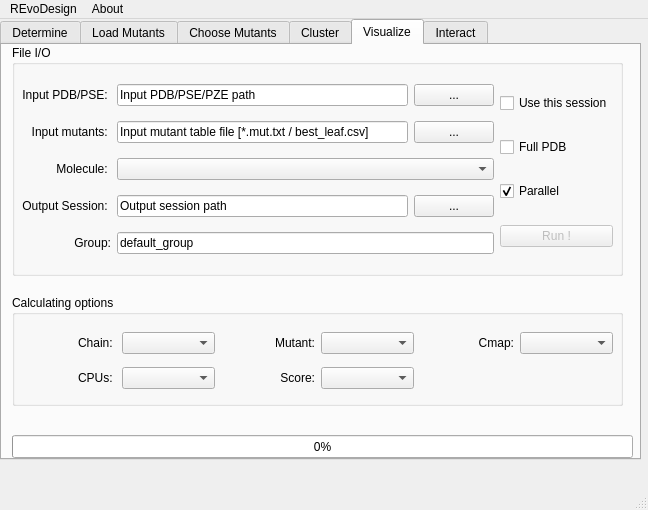
Before: the Qt Designer form REvoDesign/UI/REvoDesign-PyMOL.ui in YaoYinYing/REvoDesign, drawn with Qt 5.
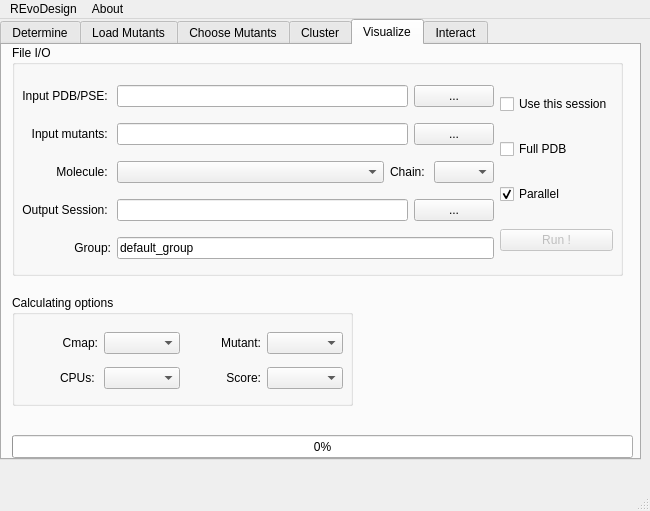
After: the same form once the commit is applied. The open tabs and pages were chosen to show the change.

Commit message: Status bar description from inputs in UI file.

```diff
--- a/REvoDesign/UI/REvoDesign-PyMOL.ui
+++ b/REvoDesign/UI/REvoDesign-PyMOL.ui
@@ -6,8 +6,8 @@
    <rect>
     <x>0</x>
     <y>0</y>
-    <width>648</width>
-    <height>510</height>
+    <width>650</width>
+    <height>511</height>
    </rect>
   </property>
   <property name="sizePolicy">
@@ -41,6 +41,15 @@
       <height>441</height>
      </rect>
     </property>
+    <property name="sizePolicy">
+     <sizepolicy hsizetype="Fixed" vsizetype="Fixed">
+      <horstretch>0</horstretch>
+      <verstretch>0</verstretch>
+     </sizepolicy>
+    </property>
+    <property name="statusTip">
+     <string/>
+    </property>
     <property name="currentIndex">
      <number>0</number>
     </property>
@@ -2066,7 +2075,7 @@
          <x>10</x>
          <y>30</y>
          <width>591</width>
-         <height>191</height>
+         <height>196</height>
         </rect>
        </property>
        <layout class="QHBoxLayout" name="horizontalLayout_12">
@@ -2092,9 +2101,6 @@
             </property>
            </widget>
           </item>
-          <item row="2" column="1">
-           <widget class="QComboBox" name="comboBox_molecule_2"/>
-          </item>
           <item row="3" column="0">
            <widget class="QLabel" name="label_42">
             <property name="text">
@@ -2109,9 +2115,12 @@
            <layout class="QHBoxLayout" name="horizontalLayout_24">
             <item>
              <widget class="QLineEdit" name="lineEdit_input_mut_table_csv">
-              <property name="text">
+              <property name="statusTip">
                <string>Input mutant table file [*.mut.txt / best_leaf.csv]</string>
               </property>
+              <property name="text">
+               <string/>
+              </property>
              </widget>
             </item>
             <item>
@@ -2138,7 +2147,7 @@
             <item>
              <widget class="QLineEdit" name="lineEdit_input_pse_4">
               <property name="text">
-               <string>Input PDB/PSE/PZE path</string>
+               <string/>
               </property>
              </widget>
             </item>
@@ -2155,9 +2164,12 @@
            <layout class="QHBoxLayout" name="horizontalLayout_25">
             <item>
              <widget class="QLineEdit" name="lineEdit_output_pse_2">
-              <property name="text">
+              <property name="statusTip">
                <string>Output session path</string>
               </property>
+              <property name="text">
+               <string/>
+              </property>
              </widget>
             </item>
             <item>
@@ -2186,6 +2198,52 @@
             </property>
            </widget>
           </item>
+          <item row="2" column="1">
+           <layout class="QHBoxLayout" name="horizontalLayout_67">
+            <item>
+             <widget class="QComboBox" name="comboBox_molecule_2">
+              <property name="statusTip">
+               <string>Molecule for design.</string>
+              </property>
+             </widget>
+            </item>
+            <item>
+             <widget class="QLabel" name="label_46">
+              <property name="sizePolicy">
+               <sizepolicy hsizetype="Maximum" vsizetype="Preferred">
+                <horstretch>0</horstretch>
+                <verstretch>0</verstretch>
+               </sizepolicy>
+              </property>
+              <property name="text">
+               <string>Chain: </string>
+              </property>
+              <property name="alignment">
+               <set>Qt::AlignRight|Qt::AlignTrailing|Qt::AlignVCenter</set>
+              </property>
+             </widget>
+            </item>
+            <item>
+             <widget class="QComboBox" name="comboBox_chainid_4">
+              <property name="sizePolicy">
+               <sizepolicy hsizetype="Fixed" vsizetype="Fixed">
+                <horstretch>0</horstretch>
+                <verstretch>0</verstretch>
+               </sizepolicy>
+              </property>
+              <property name="maximumSize">
+               <size>
+                <width>60</width>
+                <height>16777215</height>
+               </size>
+              </property>
+              <property name="statusTip">
+               <string>Chain ID for design.</string>
+              </property>
+             </widget>
+            </item>
+           </layout>
+          </item>
          </layout>
         </item>
         <item>
@@ -2234,7 +2292,7 @@
        <rect>
         <x>10</x>
         <y>250</y>
-        <width>611</width>
+        <width>341</width>
         <height>111</height>
        </rect>
       </property>
@@ -2246,7 +2304,7 @@
         <rect>
          <x>10</x>
          <y>30</y>
-         <width>591</width>
+         <width>321</width>
          <height>71</height>
         </rect>
        </property>
@@ -2261,35 +2319,13 @@
           </property>
          </widget>
         </item>
-        <item row="0" column="4">
-         <widget class="QLabel" name="label_52">
-          <property name="text">
-           <string>Cmap:</string>
-          </property>
-          <property name="alignment">
-           <set>Qt::AlignRight|Qt::AlignTrailing|Qt::AlignVCenter</set>
-          </property>
-         </widget>
-        </item>
-        <item row="0" column="1">
-         <widget class="QComboBox" name="comboBox_chainid_4"/>
-        </item>
         <item row="1" column="1">
          <widget class="QComboBox" name="comboBox_nproc_4"/>
         </item>
         <item row="0" column="3">
-         <widget class="QComboBox" name="comboBox_best_leaf"/>
-        </item>
-        <item row="0" column="5">
-         <widget class="QComboBox" name="comboBox_cmap"/>
-        </item>
-        <item row="0" column="0">
-         <widget class="QLabel" name="label_46">
-          <property name="text">
-           <string>Chain: </string>
-          </property>
-          <property name="alignment">
-           <set>Qt::AlignRight|Qt::AlignTrailing|Qt::AlignVCenter</set>
+         <widget class="QComboBox" name="comboBox_best_leaf">
+          <property name="statusTip">
+           <string>Mutant column in CSV file.</string>
           </property>
          </widget>
         </item>
@@ -2316,6 +2352,19 @@
           </property>
          </widget>
         </item>
+        <item row="0" column="0">
+         <widget class="QLabel" name="label_52">
+          <property name="text">
+           <string>Cmap:</string>
+          </property>
+          <property name="alignment">
+           <set>Qt::AlignRight|Qt::AlignTrailing|Qt::AlignVCenter</set>
+          </property>
+         </widget>
+        </item>
+        <item row="0" column="1">
+         <widget class="QComboBox" name="comboBox_cmap"/>
+        </item>
        </layout>
       </widget>
      </widget>
@@ -2724,7 +2773,7 @@
     <rect>
      <x>0</x>
      <y>0</y>
-     <width>648</width>
+     <width>650</width>
      <height>37</height>
     </rect>
    </property>
```
Left out of the diff: 270 changed lines with no effect on the pictures. The commit also changes 2 other files.
